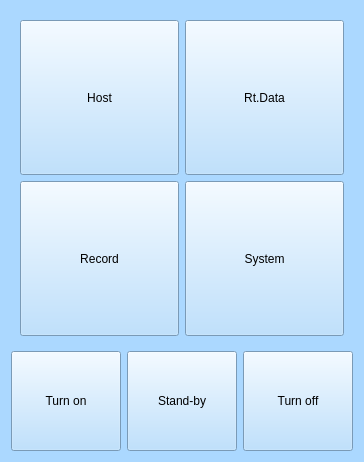
The window that UI_Menu/Menu.ui (megarevolpr/Win) describes before a commit, drawn with Qt 5.
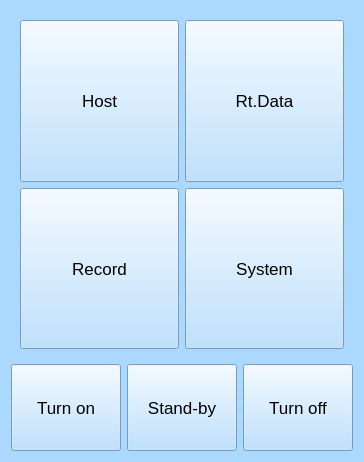
The same window after the commit. Icons and pictures are not drawn.

The edit to the form file:
```diff
--- a/UI_Menu/Menu.ui
+++ b/UI_Menu/Menu.ui
@@ -6,7 +6,7 @@
    <rect>
     <x>0</x>
     <y>0</y>
-    <width>334</width>
+    <width>364</width>
     <height>462</height>
    </rect>
   </property>
@@ -29,18 +29,21 @@
       <widget class="QWidget" name="widget" native="true">
        <layout class="QGridLayout" name="gridLayout_2">
         <item row="0" column="0">
+         <layout class="QVBoxLayout" name="verticalLayout_2" stretch="1,1">
+          <item>
+           <layout class="QHBoxLayout" name="horizontalLayout_2" stretch="1,1">
+            <item>
          <widget class="QToolButton" name="Host_bt">
           <property name="sizePolicy">
-           <sizepolicy hsizetype="Expanding" vsizetype="Preferred">
+               <sizepolicy hsizetype="Preferred" vsizetype="Expanding">
             <horstretch>0</horstretch>
             <verstretch>0</verstretch>
            </sizepolicy>
           </property>
-          <property name="minimumSize">
-           <size>
-            <width>125</width>
-            <height>155</height>
-           </size>
+              <property name="font">
+               <font>
+                <pointsize>13</pointsize>
+               </font>
           </property>
           <property name="text">
            <string>Host</string>
@@ -60,19 +63,18 @@
           </property>
          </widget>
         </item>
-        <item row="0" column="1">
+            <item>
          <widget class="QToolButton" name="RTDATA_bt">
           <property name="sizePolicy">
-           <sizepolicy hsizetype="Expanding" vsizetype="Preferred">
+               <sizepolicy hsizetype="Preferred" vsizetype="Expanding">
             <horstretch>0</horstretch>
             <verstretch>0</verstretch>
            </sizepolicy>
           </property>
-          <property name="minimumSize">
-           <size>
-            <width>125</width>
-            <height>155</height>
-           </size>
+              <property name="font">
+               <font>
+                <pointsize>13</pointsize>
+               </font>
           </property>
           <property name="text">
            <string>Rt.Data</string>
@@ -92,19 +94,22 @@
           </property>
          </widget>
         </item>
-        <item row="1" column="0">
+           </layout>
+          </item>
+          <item>
+           <layout class="QHBoxLayout" name="horizontalLayout_3" stretch="1,1">
+            <item>
          <widget class="QToolButton" name="Record_bt">
           <property name="sizePolicy">
-           <sizepolicy hsizetype="Expanding" vsizetype="Preferred">
+               <sizepolicy hsizetype="Preferred" vsizetype="Expanding">
             <horstretch>0</horstretch>
             <verstretch>0</verstretch>
            </sizepolicy>
           </property>
-          <property name="minimumSize">
-           <size>
-            <width>125</width>
-            <height>155</height>
-           </size>
+              <property name="font">
+               <font>
+                <pointsize>13</pointsize>
+               </font>
           </property>
           <property name="text">
            <string>Record</string>
@@ -124,19 +129,18 @@
           </property>
          </widget>
         </item>
-        <item row="1" column="1">
+            <item>
          <widget class="QToolButton" name="System_bt">
           <property name="sizePolicy">
-           <sizepolicy hsizetype="Expanding" vsizetype="Preferred">
+               <sizepolicy hsizetype="Preferred" vsizetype="Expanding">
             <horstretch>0</horstretch>
             <verstretch>0</verstretch>
            </sizepolicy>
           </property>
-          <property name="minimumSize">
-           <size>
-            <width>125</width>
-            <height>155</height>
-           </size>
+              <property name="font">
+               <font>
+                <pointsize>13</pointsize>
+               </font>
           </property>
           <property name="text">
            <string>System</string>
@@ -157,6 +161,10 @@
          </widget>
         </item>
        </layout>
+          </item>
+         </layout>
+        </item>
+       </layout>
       </widget>
      </item>
      <item>
@@ -169,11 +177,10 @@
            <verstretch>0</verstretch>
           </sizepolicy>
          </property>
-         <property name="minimumSize">
-          <size>
-           <width>110</width>
-           <height>100</height>
-          </size>
+         <property name="font">
+          <font>
+           <pointsize>13</pointsize>
+          </font>
          </property>
          <property name="text">
           <string>Turn on</string>
@@ -201,11 +208,10 @@
            <verstretch>0</verstretch>
           </sizepolicy>
          </property>
-         <property name="minimumSize">
-          <size>
-           <width>110</width>
-           <height>100</height>
-          </size>
+         <property name="font">
+          <font>
+           <pointsize>13</pointsize>
+          </font>
          </property>
          <property name="text">
           <string>Stand-by</string>
@@ -233,11 +239,10 @@
            <verstretch>0</verstretch>
           </sizepolicy>
          </property>
-         <property name="minimumSize">
-          <size>
-           <width>110</width>
-           <height>100</height>
-          </size>
+         <property name="font">
+          <font>
+           <pointsize>13</pointsize>
+          </font>
          </property>
          <property name="text">
           <string>Turn off</string>
```
Lines whose indentation alone changed are shown as unchanged.
